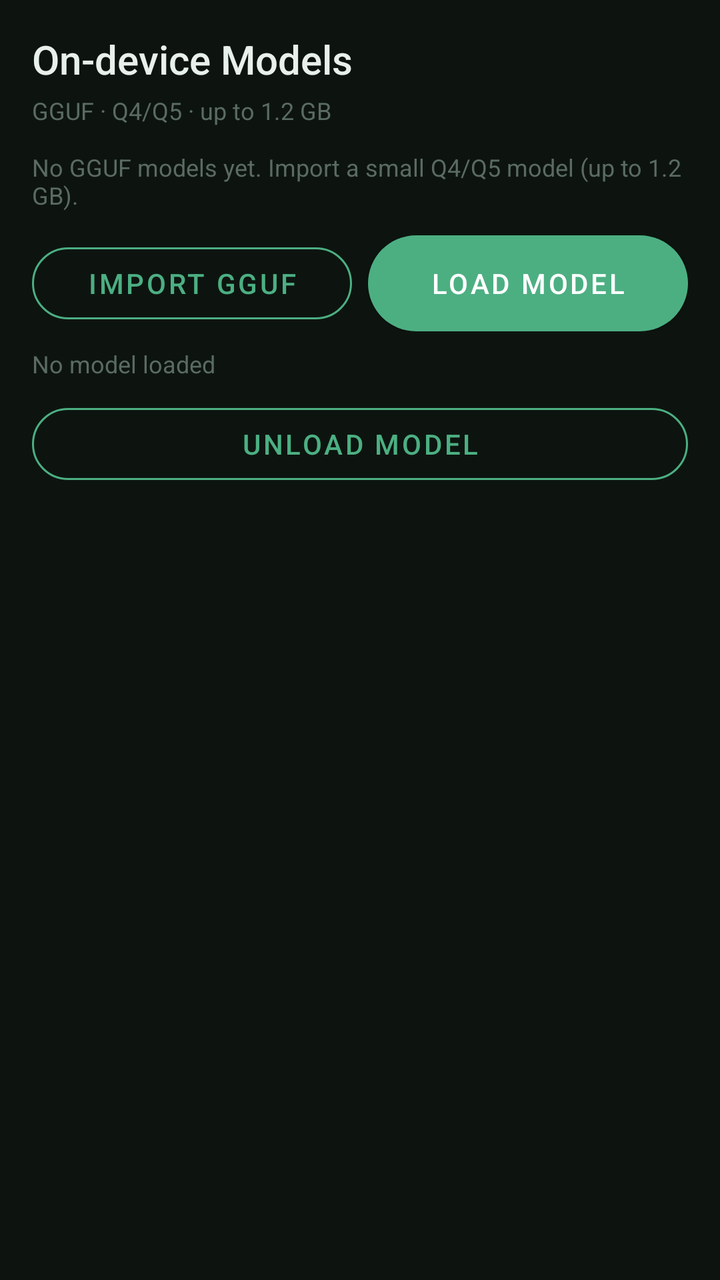
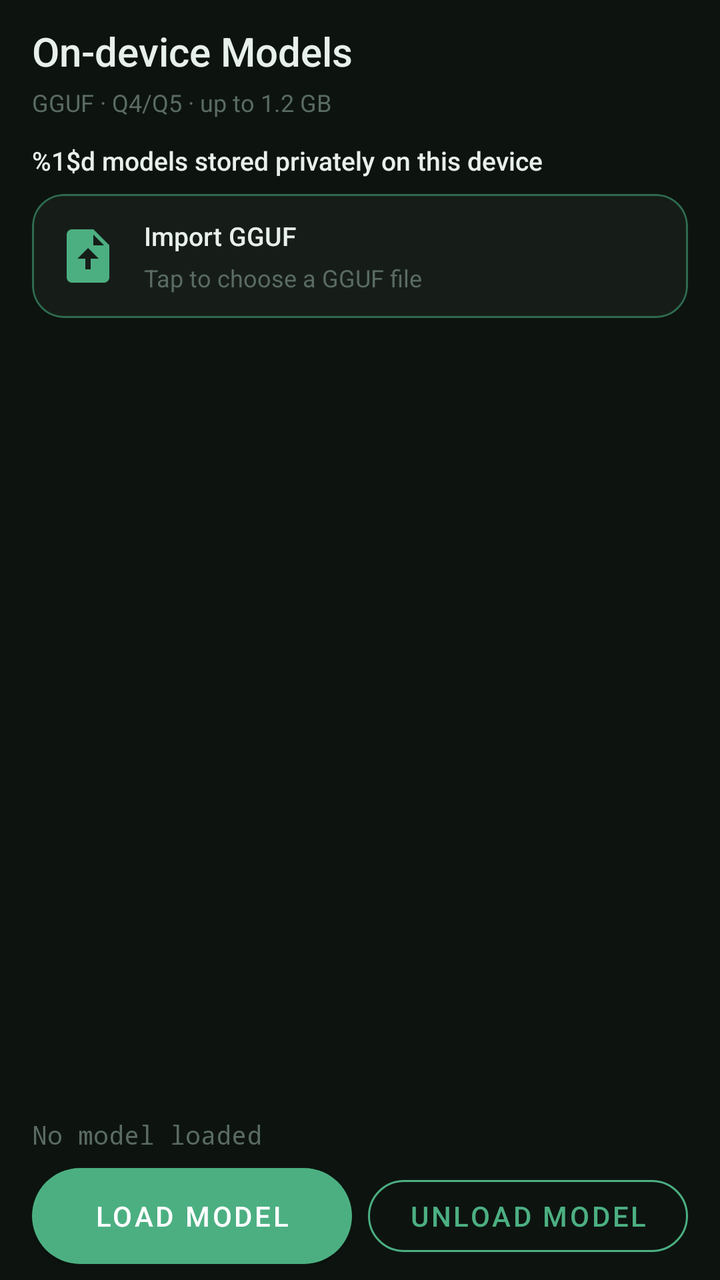

An Android layout rendered at two revisions. The XML below is the earlier revision; the diff shows what the commit changed to produce the second picture.
<!-- AndroidManifest.xml: application theme AppTheme -->
<!-- res/layout/fragment_models.xml -->
<LinearLayout xmlns:android="http://schemas.android.com/apk/res/android"
    xmlns:app="http://schemas.android.com/apk/res-auto"
    android:layout_width="match_parent"
    android:layout_height="match_parent"
    android:background="@color/background"
    android:orientation="vertical"
    android:padding="@dimen/space_16">

    <TextView
        android:id="@+id/models_title"
        style="@style/TextAppearance.PocketMind.Display"
        android:layout_width="match_parent"
        android:layout_height="wrap_content"
        android:text="@string/models_title" />

    <TextView
        android:id="@+id/models_subtitle"
        style="@style/TextAppearance.PocketMind.Caption"
        android:layout_width="match_parent"
        android:layout_height="wrap_content"
        android:layout_marginTop="@dimen/space_4"
        android:text="@string/models_subtitle" />

    <TextView
        android:id="@+id/models_message"
        style="@style/TextAppearance.PocketMind.Caption"
        android:layout_width="match_parent"
        android:layout_height="wrap_content"
        android:layout_marginTop="@dimen/space_12"
        android:text="@string/models_empty" />

    <LinearLayout
        android:layout_width="match_parent"
        android:layout_height="wrap_content"
        android:layout_marginTop="@dimen/space_12"
        android:orientation="horizontal">

        <com.google.android.material.button.MaterialButton
            android:id="@+id/import_model_button"
            style="@style/Widget.PocketMind.Button.Outlined"
            android:layout_width="0dp"
            android:layout_height="wrap_content"
            android:layout_marginEnd="@dimen/space_8"
            android:layout_weight="1"
            android:text="@string/import_gguf" />

        <com.google.android.material.button.MaterialButton
            android:id="@+id/load_model_button"
            style="@style/Widget.PocketMind.Button"
            android:layout_width="0dp"
            android:layout_height="wrap_content"
            android:layout_weight="1"
            android:text="@string/load_model" />
    </LinearLayout>

    <ProgressBar
        android:id="@+id/import_progress"
        style="?android:attr/progressBarStyleHorizontal"
        android:layout_width="match_parent"
        android:layout_height="wrap_content"
        android:indeterminate="true"
        android:indeterminateTint="@color/primary"
        android:visibility="gone" />

    <TextView
        android:id="@+id/models_status"
        style="@style/TextAppearance.PocketMind.Caption"
        android:layout_width="match_parent"
        android:layout_height="wrap_content"
        android:layout_marginTop="@dimen/space_8"
        android:text="@string/no_model_loaded" />

    <com.google.android.material.button.MaterialButton
        android:id="@+id/unload_model_button"
        style="@style/Widget.PocketMind.Button.Outlined"
        android:layout_width="match_parent"
        android:layout_height="wrap_content"
        android:layout_marginTop="@dimen/space_8"
        android:text="@string/unload_model" />

    <androidx.core.widget.NestedScrollView
        android:layout_width="match_parent"
        android:layout_height="0dp"
        android:layout_marginTop="@dimen/space_12"
        android:layout_weight="1"
        android:fillViewport="true">

        <LinearLayout
            android:id="@+id/model_list"
            android:layout_width="match_parent"
            android:layout_height="wrap_content"
            android:orientation="vertical" />
    </androidx.core.widget.NestedScrollView>
</LinearLayout>
<!-- resources referenced by this layout -->
<resources>
  <color name="background">#0D1410</color>
  <color name="primary">#4CAF82</color>
  <dimen name="space_12">12dp</dimen>
  <dimen name="space_16">16dp</dimen>
  <dimen name="space_4">4dp</dimen>
  <dimen name="space_8">8dp</dimen>
  <string name="import_gguf">Import GGUF</string>
  <string name="load_model">Load model</string>
  <string name="models_empty">No GGUF models yet. Import a small Q4/Q5 model (up to 1.2 GB).</string>
  <string name="models_subtitle">GGUF · Q4/Q5 · up to 1.2 GB</string>
  <string name="models_title">On-device Models</string>
  <string name="no_model_loaded">No model loaded</string>
  <string name="unload_model">Unload model</string>
  <style name="TextAppearance.PocketMind.Caption" parent="TextAppearance.PocketMind">
          <item name="android:fontFamily">sans-serif</item>
          <item name="android:textSize">@dimen/text_size_caption</item>
          <item name="android:textColor">@color/muted</item>
      </style>
  <style name="TextAppearance.PocketMind.Display" parent="TextAppearance.PocketMind">
          <item name="android:fontFamily">sans-serif-medium</item>
          <item name="android:textSize">@dimen/text_size_display</item>
          <item name="android:textColor">@color/on_background</item>
      </style>
  <style name="Widget.PocketMind.Button.Outlined" parent="Widget.MaterialComponents.Button.OutlinedButton">
          <item name="cornerRadius">@dimen/radius_button</item>
          <item name="android:minHeight">48dp</item>
          <item name="strokeColor">@color/primary</item>
          <item name="android:textColor">@color/primary</item>
      </style>
  <style name="TextAppearance.PocketMind" parent="@android:style/TextAppearance" />
  <dimen name="text_size_caption">12sp</dimen>
  <color name="muted">#5A6B62</color>
  <dimen name="text_size_display">20sp</dimen>
  <color name="on_background">#E8F0EB</color>
  <dimen name="radius_button">24dp</dimen>
  <color name="on_primary">#FFFFFF</color>
  <color name="primary_dim">#2E6B4F</color>
  <color name="secondary">#C9A84C</color>
  <color name="surface">#161D19</color>
  <color name="on_surface">#C4CEC8</color>
  <color name="error">#CF6679</color>
  <!-- unchanged entries left out for length: 2 -->
</resources>

<!-- the commit's change to res/layout/fragment_models.xml (unified diff, before → after) -->
@@ -1,94 +1,206 @@
-<LinearLayout xmlns:android="http://schemas.android.com/apk/res/android"
+<androidx.constraintlayout.widget.ConstraintLayout xmlns:android="http://schemas.android.com/apk/res/android"
     xmlns:app="http://schemas.android.com/apk/res-auto"
     android:layout_width="match_parent"
     android:layout_height="match_parent"
     android:background="@color/background"
-    android:orientation="vertical"
-    android:padding="@dimen/space_16">
+    android:paddingStart="@dimen/space_16"
+    android:paddingEnd="@dimen/space_16">
 
     <TextView
         android:id="@+id/models_title"
         style="@style/TextAppearance.PocketMind.Display"
-        android:layout_width="match_parent"
-        android:layout_height="wrap_content"
-        android:text="@string/models_title" />
+        android:layout_width="0dp"
+        android:layout_height="wrap_content"
+        android:layout_marginTop="@dimen/space_12"
+        android:text="@string/models_title"
+        app:layout_constraintEnd_toEndOf="parent"
+        app:layout_constraintStart_toStartOf="parent"
+        app:layout_constraintTop_toTopOf="parent" />
 
     <TextView
         android:id="@+id/models_subtitle"
         style="@style/TextAppearance.PocketMind.Caption"
-        android:layout_width="match_parent"
+        android:layout_width="0dp"
         android:layout_height="wrap_content"
         android:layout_marginTop="@dimen/space_4"
-        android:text="@string/models_subtitle" />
+        android:text="@string/models_subtitle"
+        app:layout_constraintEnd_toEndOf="parent"
+        app:layout_constraintStart_toStartOf="parent"
+        app:layout_constraintTop_toBottomOf="@id/models_title" />
+
+    <TextView
+        android:id="@+id/model_count"
+        style="@style/TextAppearance.PocketMind.Label"
+        android:layout_width="0dp"
+        android:layout_height="wrap_content"
+        android:layout_marginTop="@dimen/space_12"
+        android:text="@string/model_count"
+        app:layout_constraintEnd_toEndOf="parent"
+        app:layout_constraintStart_toStartOf="parent"
+        app:layout_constraintTop_toBottomOf="@id/models_subtitle" />
+
+    <com.google.android.material.card.MaterialCardView
+        android:id="@+id/import_model_button"
+        android:layout_width="0dp"
+        android:layout_height="wrap_content"
+        android:layout_marginTop="@dimen/space_8"
+        android:clickable="true"
+        android:focusable="true"
+        android:foreground="?attr/selectableItemBackground"
+        app:cardBackgroundColor="@color/surface"
+        app:cardCornerRadius="@dimen/radius_card"
+        app:cardElevation="@dimen/elevation_card"
+        app:strokeColor="@color/primary_dim"
+        app:strokeWidth="@dimen/stroke_width"
+        app:layout_constraintEnd_toEndOf="parent"
+        app:layout_constraintStart_toStartOf="parent"
+        app:layout_constraintTop_toBottomOf="@id/model_count">
+
+        <LinearLayout
+            android:layout_width="match_parent"
+            android:layout_height="wrap_content"
+            android:gravity="center_vertical"
+            android:orientation="horizontal"
+            android:padding="@dimen/space_12">
+
+            <ImageView
+                android:layout_width="32dp"
+                android:layout_height="32dp"
+                android:contentDescription="@null"
+                android:src="@drawable/ic_upload_file"
+                android:tint="@color/primary" />
+
+            <LinearLayout
+                android:layout_width="0dp"
+                android:layout_height="wrap_content"
+                android:layout_marginStart="@dimen/space_12"
+                android:layout_weight="1"
+                android:orientation="vertical">
+
+                <TextView
+                    style="@style/TextAppearance.PocketMind.Label"
+                    android:layout_width="match_parent"
+                    android:layout_height="wrap_content"
+                    android:text="@string/import_gguf" />
+
+                <TextView
+                    style="@style/TextAppearance.PocketMind.Caption"
+                    android:layout_width="match_parent"
+                    android:layout_height="wrap_content"
+                    android:layout_marginTop="@dimen/space_4"
+                    android:text="@string/import_tile_subtitle" />
+            </LinearLayout>
+
+            <ProgressBar
+                android:id="@+id/import_progress"
+                style="?android:attr/progressBarStyleHorizontal"
+                android:layout_width="36dp"
+                android:layout_height="4dp"
+                android:indeterminate="true"
+                android:indeterminateTint="@color/primary"
+                android:visibility="gone" />
+        </LinearLayout>
+    </com.google.android.material.card.MaterialCardView>
 
     <TextView
         android:id="@+id/models_message"
         style="@style/TextAppearance.PocketMind.Caption"
-        android:layout_width="match_parent"
-        android:layout_height="wrap_content"
-        android:layout_marginTop="@dimen/space_12"
-        android:text="@string/models_empty" />
+        android:layout_width="0dp"
+        android:layout_height="wrap_content"
+        android:layout_marginTop="@dimen/space_4"
+        android:text=""
+        app:layout_constraintEnd_toEndOf="parent"
+        app:layout_constraintStart_toStartOf="parent"
+        app:layout_constraintTop_toBottomOf="@id/import_model_button" />
+
+    <androidx.core.widget.NestedScrollView
+        android:id="@+id/model_scroll"
+        android:layout_width="0dp"
+        android:layout_height="0dp"
+        android:layout_marginTop="@dimen/space_8"
+        android:fillViewport="true"
+        android:overScrollMode="never"
+        app:layout_constraintBottom_toTopOf="@id/models_status"
+        app:layout_constraintEnd_toEndOf="parent"
+        app:layout_constraintStart_toStartOf="parent"
+        app:layout_constraintTop_toBottomOf="@id/models_message">
+
+        <FrameLayout
+            android:layout_width="match_parent"
+            android:layout_height="match_parent">
+
+            <LinearLayout
+                android:id="@+id/empty_model_state"
+                android:layout_width="match_parent"
+                android:layout_height="match_parent"
+                android:gravity="center"
+                android:orientation="vertical"
+                android:padding="@dimen/space_24"
+                android:visibility="gone">
+
+                <TextView
+                    style="@style/TextAppearance.PocketMind.Body"
+                    android:layout_width="match_parent"
+                    android:layout_height="wrap_content"
+                    android:gravity="center"
+                    android:text="@string/models_empty"
+                    android:textColor="@color/muted" />
+
+                <ProgressBar
+                    style="?android:attr/progressBarStyleHorizontal"
+                    android:layout_width="36dp"
+                    android:layout_height="4dp"
+                    android:layout_marginTop="@dimen/space_12"
+                    android:indeterminate="true"
+                    android:indeterminateTint="@color/primary" />
+            </LinearLayout>
+
+            <LinearLayout
+                android:id="@+id/model_list"
+                android:layout_width="match_parent"
+                android:layout_height="wrap_content"
+                android:orientation="vertical"
+                android:paddingBottom="@dimen/space_8" />
+        </FrameLayout>
+    </androidx.core.widget.NestedScrollView>
+
+    <TextView
+        android:id="@+id/models_status"
+        style="@style/TextAppearance.PocketMind.Mono"
+        android:layout_width="0dp"
+        android:layout_height="wrap_content"
+        android:layout_marginBottom="@dimen/space_8"
+        android:maxLines="2"
+        android:text="@string/no_model_loaded"
+        app:layout_constraintBottom_toTopOf="@id/model_actions"
+        app:layout_constraintEnd_toEndOf="parent"
+        app:layout_constraintStart_toStartOf="parent" />
 
     <LinearLayout
-        android:layout_width="match_parent"
-        android:layout_height="wrap_content"
-        android:layout_marginTop="@dimen/space_12"
-        android:orientation="horizontal">
-
-        <com.google.android.material.button.MaterialButton
-            android:id="@+id/import_model_button"
-            style="@style/Widget.PocketMind.Button.Outlined"
-            android:layout_width="0dp"
-            android:layout_height="wrap_content"
-            android:layout_marginEnd="@dimen/space_8"
-            android:layout_weight="1"
-            android:text="@string/import_gguf" />
+        android:id="@+id/model_actions"
+        android:layout_width="0dp"
+        android:layout_height="wrap_content"
+        android:orientation="horizontal"
+        android:paddingBottom="@dimen/space_8"
+        app:layout_constraintBottom_toBottomOf="parent"
+        app:layout_constraintEnd_toEndOf="parent"
+        app:layout_constraintStart_toStartOf="parent">
 
         <com.google.android.material.button.MaterialButton
             android:id="@+id/load_model_button"
             style="@style/Widget.PocketMind.Button"
             android:layout_width="0dp"
             android:layout_height="wrap_content"
+            android:layout_marginEnd="@dimen/space_8"
             android:layout_weight="1"
             android:text="@string/load_model" />
+
+        <com.google.android.material.button.MaterialButton
+            android:id="@+id/unload_model_button"
+            style="@style/Widget.PocketMind.Button.Outlined"
+            android:layout_width="0dp"
+            android:layout_height="wrap_content"
+            android:layout_weight="1"
+            android:text="@string/unload_model" />
     </LinearLayout>
-
-    <ProgressBar
-        android:id="@+id/import_progress"
-        style="?android:attr/progressBarStyleHorizontal"
-        android:layout_width="match_parent"
-        android:layout_height="wrap_content"
-        android:indeterminate="true"
-        android:indeterminateTint="@color/primary"
-        android:visibility="gone" />
-
-    <TextView
-        android:id="@+id/models_status"
-        style="@style/TextAppearance.PocketMind.Caption"
-        android:layout_width="match_parent"
-        android:layout_height="wrap_content"
-        android:layout_marginTop="@dimen/space_8"
-        android:text="@string/no_model_loaded" />
-
-    <com.google.android.material.button.MaterialButton
-        android:id="@+id/unload_model_button"
-        style="@style/Widget.PocketMind.Button.Outlined"
-        android:layout_width="match_parent"
-        android:layout_height="wrap_content"
-        android:layout_marginTop="@dimen/space_8"
-        android:text="@string/unload_model" />
-
-    <androidx.core.widget.NestedScrollView
-        android:layout_width="match_parent"
-        android:layout_height="0dp"
-        android:layout_marginTop="@dimen/space_12"
-        android:layout_weight="1"
-        android:fillViewport="true">
-
-        <LinearLayout
-            android:id="@+id/model_list"
-            android:layout_width="match_parent"
-            android:layout_height="wrap_content"
-            android:orientation="vertical" />
-    </androidx.core.widget.NestedScrollView>
-</LinearLayout>
+</androidx.constraintlayout.widget.ConstraintLayout>
<!-- resource entries referenced after the edit -->
@@ -4,15 +4,34 @@
   <color name="primary">#4CAF82</color>
   <dimen name="space_12">12dp</dimen>
   <dimen name="space_16">16dp</dimen>
+  <dimen name="space_24">24dp</dimen>
   <dimen name="space_4">4dp</dimen>
   <dimen name="space_8">8dp</dimen>
+  <dimen name="stroke_width">1dp</dimen>
+  <!-- drawable ic_upload_file (drawable) -->
+  <vector xmlns:android="http://schemas.android.com/apk/res/android"
+      android:width="24dp"
+      android:height="24dp"
+      android:viewportWidth="24"
+      android:viewportHeight="24">
+      <path
+          android:fillColor="#FFFFFFFF"
+          android:pathData="M14,2H6C4.9,2 4,2.9 4,4v16c0,1.1 0.9,2 2,2h12c1.1,0 2,-0.9 2,-2V8l-6,-6zM14,4l4,4h-4V4zM11,17V13H8l4,-4 4,4h-3v4h-2z" />
+  </vector>
   <string name="import_gguf">Import GGUF</string>
+  <string name="import_tile_subtitle">Tap to choose a GGUF file</string>
   <string name="load_model">Load model</string>
+  <string name="model_count">%1$d models stored privately on this device</string>
   <string name="models_empty">No GGUF models yet. Import a small Q4/Q5 model (up to 1.2 GB).</string>
   <string name="models_subtitle">GGUF · Q4/Q5 · up to 1.2 GB</string>
   <string name="models_title">On-device Models</string>
   <string name="no_model_loaded">No model loaded</string>
   <string name="unload_model">Unload model</string>
+  <style name="TextAppearance.PocketMind.Body" parent="TextAppearance.PocketMind">
+          <item name="android:fontFamily">sans-serif</item>
+          <item name="android:textSize">@dimen/text_size_body</item>
+          <item name="android:textColor">@color/on_surface</item>
+      </style>
   <style name="TextAppearance.PocketMind.Caption" parent="TextAppearance.PocketMind">
           <item name="android:fontFamily">sans-serif</item>
           <item name="android:textSize">@dimen/text_size_caption</item>
@@ -23,6 +42,16 @@
           <item name="android:textSize">@dimen/text_size_display</item>
           <item name="android:textColor">@color/on_background</item>
       </style>
+  <style name="TextAppearance.PocketMind.Label" parent="TextAppearance.PocketMind">
+          <item name="android:fontFamily">sans-serif-medium</item>
+          <item name="android:textSize">@dimen/text_size_label</item>
+          <item name="android:textColor">@color/on_background</item>
+      </style>
+  <style name="TextAppearance.PocketMind.Mono" parent="TextAppearance.PocketMind">
+          <item name="android:fontFamily">monospace</item>
+          <item name="android:textSize">@dimen/text_size_mono</item>
+          <item name="android:textColor">@color/muted</item>
+      </style>
   <style name="Widget.PocketMind.Button.Outlined" parent="Widget.MaterialComponents.Button.OutlinedButton">
           <item name="cornerRadius">@dimen/radius_button</item>
           <item name="android:minHeight">48dp</item>
@@ -30,15 +59,20 @@
           <item name="android:textColor">@color/primary</item>
       </style>
   <style name="TextAppearance.PocketMind" parent="@android:style/TextAppearance" />
+  <dimen name="text_size_body">15sp</dimen>
   <dimen name="text_size_caption">12sp</dimen>
   <color name="muted">#5A6B62</color>
   <dimen name="text_size_display">20sp</dimen>
   <color name="on_background">#E8F0EB</color>
+  <dimen name="text_size_label">13sp</dimen>
+  <dimen name="text_size_mono">13sp</dimen>
   <dimen name="radius_button">24dp</dimen>
   <color name="on_primary">#FFFFFF</color>
   <color name="primary_dim">#2E6B4F</color>
   <color name="secondary">#C9A84C</color>
   <color name="surface">#161D19</color>
+  <dimen name="elevation_card">1dp</dimen>
+  <dimen name="radius_card">16dp</dimen>
   <color name="on_surface">#C4CEC8</color>
   <color name="error">#CF6679</color>
   <!-- unchanged entries left out for length: 2 -->
